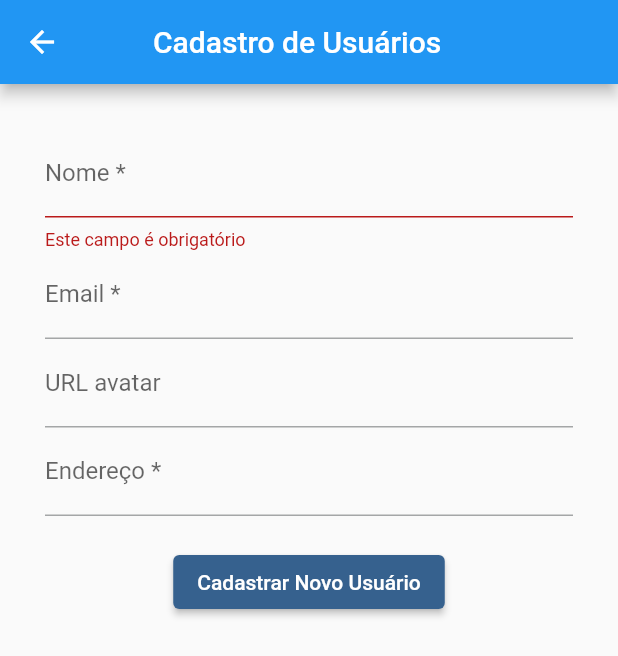
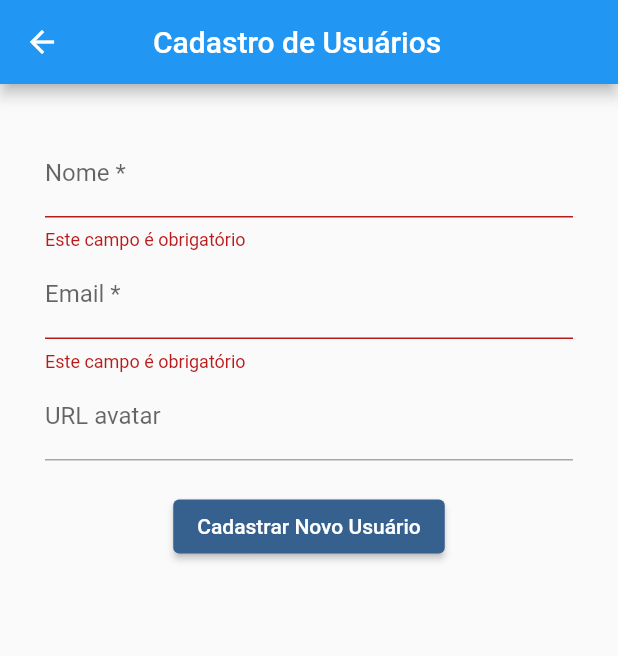
Before and after one commit to kevinfmendes/flutter_crud, a Flutter app: the UserForm screen opened by its route, after a tap on "Cadastrar Novo Usuário", on a phone screen of 412 x 824 dp. Shown: the top 656 px of the screen. Run offline on Flutter 3.47's test engine with Material 2 defaults, Android fonts, the phone set to English and light mode, and no system bars; network calls fail.

Commit message:
completando crud / validacoes

```diff
--- a/crud_flutter/lib/views/user-form.dart
+++ b/crud_flutter/lib/views/user-form.dart
@@ -1,14 +1,30 @@
-// ignore: file_names
+import 'package:crud_flutter/models/usuario.dart';
+import 'package:crud_flutter/provider/usuarioProvider.dart';
 import 'package:flutter/material.dart';
+import 'package:provider/provider.dart';
 
 class UserForm extends StatelessWidget {
-
   UserForm({super.key});
 
   final _form = GlobalKey<FormState>();
 
+  final _formData = <String, String>{};
+
+  void _loadFormdData(User user) {
+    _formData['id'] = user.id;
+    _formData['name'] = user.name;
+    _formData['email'] = user.email;
+    _formData['avatarUrl'] = user.avatarUrl;
+  }
+
   @override
   Widget build(BuildContext context) {
+    final User? user = ModalRoute.of(context)?.settings.arguments as User?;
+
+    if (user != null) {
+      _loadFormdData(user);
+    }
+
     return Scaffold(
       appBar: AppBar(
           backgroundColor: Colors.blue,
@@ -19,48 +35,67 @@ class UserForm extends StatelessWidget {
                 style: TextStyle(
                   color: Colors.white,
                 ),
-            )
-          )
-        ),
-        body:   Padding(
-         padding: EdgeInsets.all(30.0), // Espaçamento em torno do botão
+              ))),
+      body: Padding(
+        padding: const EdgeInsets.all(30.0), // Espaçamento em torno do botão
         child: Form(
             key: _form,
             child: Column(
-              children:<Widget> [
+              children: <Widget>[
                 TextFormField(
+                  initialValue: _formData['name'],
                   decoration: const InputDecoration(labelText: 'Nome *'),
-                  validator: (value){
-                    if(value!.isEmpty) {
+                  validator: (value) {
+                    if (value!.isEmpty) {
+                      return 'Este campo é obrigatório';
+                    }
+                    return null;
+                  },
+                  onSaved: (value) => _formData['name'] = value!,
+                ),
+                TextFormField(
+                  initialValue: _formData['email'],
+                  decoration: const InputDecoration(labelText: 'Email *'),
+                  onSaved: (value) => _formData['email'] = value!,
+                  validator: (value) {
+                    if (value!.isEmpty) {
                       return 'Este campo é obrigatório';
                     }
                     return null;
                   },
                 ),
                 TextFormField(
-                  decoration: const InputDecoration(labelText: 'Email *'),
+                  initialValue: _formData['avatarUrl'],
+                  decoration: const InputDecoration(labelText: 'URL avatar'),
+                  onSaved: (value) => _formData['avatarUrl'] = value!,
                 ),
-                TextFormField(
-                  decoration: const InputDecoration(labelText: 'URL avatar'),
-                ),
-                TextFormField(
-                  decoration: const InputDecoration(labelText: 'Endereço *'),
-                ),
-                const SizedBox(height: 20), // Espaçamento entre os campos e o botão
+
+                // TextFormField(
+                //   decoration: const InputDecoration(labelText: 'Endereço *'),
+                // ),
+                const SizedBox(
+                    height: 20), // Espaçamento entre os campos e o botão
                 ElevatedButton(
                   onPressed: () {
                     final isValid = _form.currentState?.validate();
 
-                    if(isValid == true){
+                    if (isValid == true) {
                       _form.currentState?.save();
+                      Provider.of<UserProvider>(context, listen: false).put(
+                        User(
+                          id: _formData['id'] ?? '',
+                          name: _formData['name'] ?? '',
+                          email: _formData['email'] ?? '',
+                          avatarUrl: _formData['avatarUrl'] ?? '',
+                        ),
+                      );
                       Navigator.of(context).pop();
                     }
                   },
                   child: const Text('Cadastrar Novo Usuário'),
                 ),
               ],
-            )
-          ),
+            )),
       ),
     );
   }
--- a/crud_flutter/lib/views/user_list.dart
+++ b/crud_flutter/lib/views/user_list.dart
@@ -4,7 +4,6 @@ import 'package:crud_flutter/routes/app_routes.dart';
 import 'package:flutter/material.dart';
 import 'package:provider/provider.dart';
 
-import '../models/usuario.dart';
 
 class UserList extends StatelessWidget {
   const UserList({super.key});
--- a/crud_flutter/pubspec.yaml
+++ b/crud_flutter/pubspec.yaml
@@ -32,6 +32,7 @@ dependencies:
     sdk: flutter
   uuid: ^3.0.5
   provider:
+  http: ^1.1.0
 
   # The following adds the Cupertino Icons font to your application.
   # Use with the CupertinoIcons class for iOS style icons.
```
Also changed, not shown: crud_flutter/lib/components/userTile.dart (+28 -6 lines), crud_flutter/lib/main.dart (+4 -4 lines), crud_flutter/pubspec.lock. Lines whose indentation alone changed are shown as unchanged.
